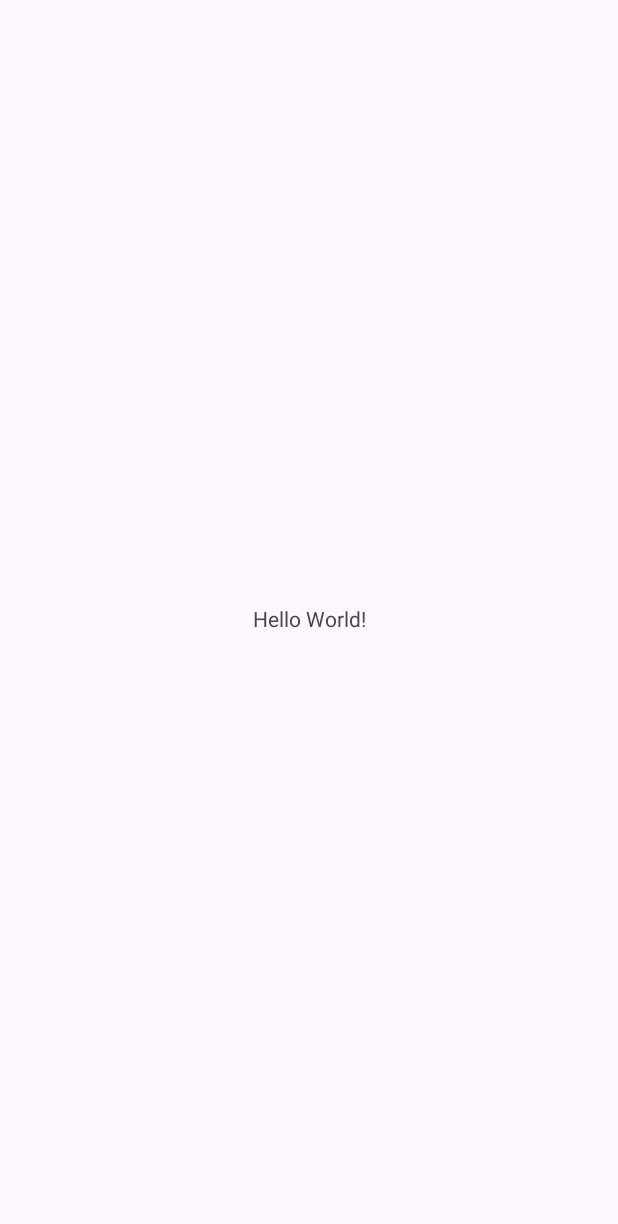
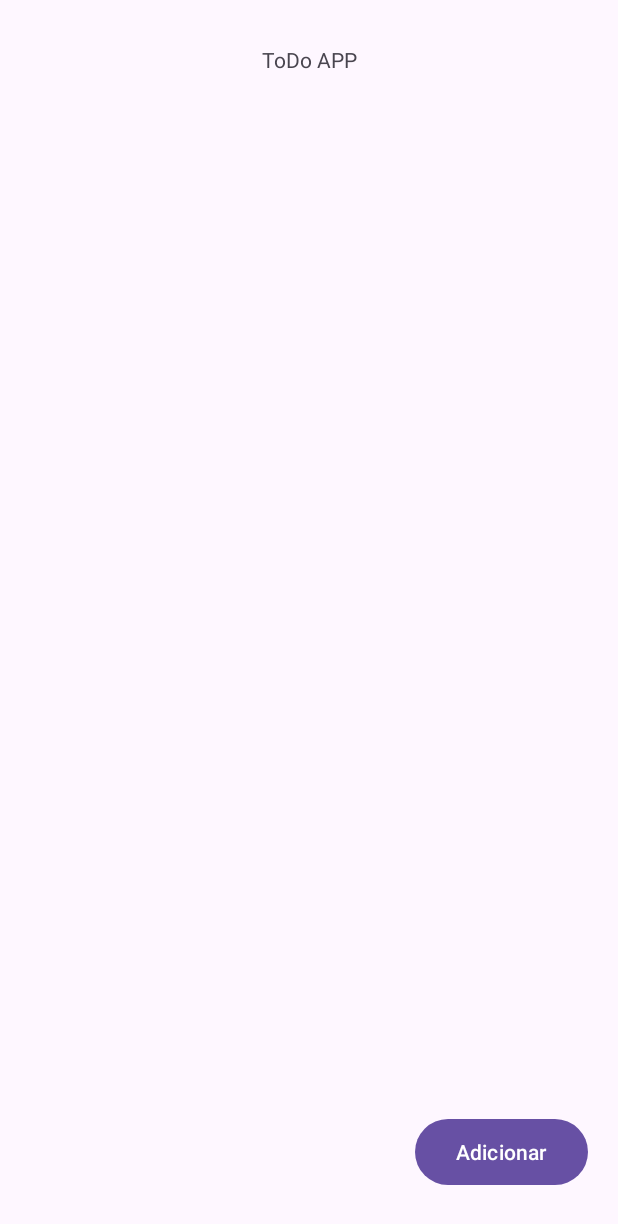
Before and after one commit to Danielbb21/ToDoApp, an Android app: the screen it shows after launch (MainActivity), on a phone screen of 412 x 824 dp. Before the commit the part shown is almost empty. Shown: the top 1224 px of the screen. Run offline under Robolectric (Android 15) with nearby library versions, the phone set to English and light mode, and no system bars.

Commit message:
tudo
rapai, tudo

Co-Authored-By: Danielbb21 <50447725+Danielbb21@users.noreply.github.com>

```diff
--- /dev/null
+++ b/app/src/main/java/com/example/todoapp/Activities/MainActivity.java
@@ -0,0 +1,63 @@
+package com.example.todoapp.Activities;
+
+import androidx.appcompat.app.AppCompatActivity;
+
+import android.content.Intent;
+import android.os.Bundle;
+import android.view.View;
+import android.widget.ArrayAdapter;
+import android.widget.Button;
+import android.widget.ListView;
+
+import com.example.todoapp.Adapters.TarefaAdapter;
+import com.example.todoapp.DAO.TarefaDAO;
+import com.example.todoapp.Models.Tarefas;
+import com.example.todoapp.R;
+
+import java.util.ArrayList;
+import java.util.List;
+
+public class MainActivity extends AppCompatActivity {
+
+    private Button btAdicionar;
+    private ListView listTarefas;
+
+    @Override
+    protected void onCreate(Bundle savedInstanceState) {
+        super.onCreate(savedInstanceState);
+        setContentView(R.layout.activity_main);
+
+
+        btAdicionar = findViewById(R.id.btAdicionar);
+        listTarefas = findViewById(R.id.listTarefas);
+
+        ListaTarefas();
+
+        btAdicionar.setOnClickListener(new View.OnClickListener() {
+            @Override
+            public void onClick(View v) {
+                Intent intent = new Intent(getApplicationContext(), CadastrarTarefas.class);
+                startActivity(intent);
+            }
+        });
+    }
+
+    @Override
+    protected void onResume() {
+        super.onResume();
+        ListaTarefas();
+    }
+
+    public void ListaTarefas(){
+
+        TarefaDAO dbTarefa = new TarefaDAO(getApplicationContext());
+        ArrayList<Tarefas> lista =  dbTarefa.listar();
+
+        if(lista == null){
+            lista =  new ArrayList<>();
+        }
+
+        ArrayAdapter<Tarefas> adaptador = new TarefaAdapter(getApplicationContext(), lista);
+        listTarefas.setAdapter(adaptador);
+    }
+}
--- /dev/null
+++ b/app/src/main/java/com/example/todoapp/Adapters/TarefaAdapter.java
@@ -0,0 +1,40 @@
+package com.example.todoapp.Adapters;
+
+import android.content.Context;
+import android.view.LayoutInflater;
+import android.view.View;
+import android.view.ViewGroup;
+import android.widget.ArrayAdapter;
+import android.widget.TextView;
+
+import androidx.annotation.NonNull;
+import androidx.annotation.Nullable;
+
+import com.example.todoapp.Models.Tarefas;
+import com.example.todoapp.R;
+
+import java.util.ArrayList;
+
+public class TarefaAdapter extends ArrayAdapter<Tarefas> {
+
+    public TarefaAdapter(Context context, ArrayList<Tarefas> tarefas) {
+        super(context, 0, tarefas);
+    }
+
+    @Override
+    public View getView(int position, @Nullable View convertView, @NonNull ViewGroup parent) {
+        if (convertView == null) {
+            convertView = LayoutInflater.from(getContext()).inflate(R.layout.tarefa_item_lista, parent, false);
+        }
+
+        Tarefas tarefa = getItem(position);
+
+        TextView titulo = (TextView) convertView.findViewById(R.id.TituloView);
+        TextView descricao = (TextView) convertView.findViewById(R.id.DescricaoView);
+
+        titulo.setText(tarefa.getTitulo());
+        descricao.setText(tarefa.getDescricao());
+
+        return convertView;
+    }
+}
--- /dev/null
+++ b/app/src/main/java/com/example/todoapp/DAO/ITarefaDAO.java
@@ -0,0 +1,13 @@
+package com.example.todoapp.DAO;
+
+import com.example.todoapp.Models.Tarefas;
+
+import java.util.List;
+
+public interface ITarefaDAO {
+
+    public boolean salvar (Tarefas tarefa);
+    public boolean atualizar (Tarefas tarefa);
+    public boolean deletar (Tarefas tarefa);
+    public List<Tarefas> listar();
+}
--- /dev/null
+++ b/app/src/main/java/com/example/todoapp/DAO/TarefaDAO.java
@@ -0,0 +1,111 @@
+package com.example.todoapp.DAO;
+
+import android.content.ContentValues;
+import android.content.Context;
+import android.database.Cursor;
+import android.database.sqlite.SQLiteDatabase;
+import android.util.Log;
+
+import com.example.todoapp.Helper.SQLiteDatabaseHelper;
+import com.example.todoapp.Models.Tarefas;
+
+import java.util.ArrayList;
+import java.util.List;
+
+public class TarefaDAO implements ITarefaDAO {
+
+    private SQLiteDatabase objWrite;
+    private SQLiteDatabase objRead;
+
+    public TarefaDAO(Context ctx) {
+        SQLiteDatabaseHelper db = new SQLiteDatabaseHelper(ctx);
+        objWrite = db.getWritableDatabase();
+        objRead = db.getReadableDatabase();
+    }
+
+    @Override
+    public boolean salvar(Tarefas tarefas) {
+        try {
+            ContentValues cv = new ContentValues();
+            cv.put("Titulo",tarefas.getTitulo().toString());
+            cv.put("Descricao",tarefas.getDescricao().toString());
+
+            objWrite.insert("tarefas", null,cv);
+
+            Log.i("INFO BD", "Dados Salvos com Sucesso");
+        } catch (Exception ex) {
+            Log.i("INFO BD", "Falha na gravação dos dados");
+            return false;
+        }
+        return true;
+    }
+
+    @Override
+    public boolean atualizar(Tarefas tarefas) {
+        try {
+
+            ContentValues cv = new ContentValues();
+            cv.put("Titulo",tarefas.getTitulo().toString());
+            cv.put("Descricao",tarefas.getDescricao().toString());
+
+
+            String[] args ={String.valueOf(tarefas.getId())};
+            objWrite.update("tarefas", cv, "id = ?",  args);
+
+            Log.i("INFO BD", "Dados Salvos com Sucesso");
+
+        } catch (Exception ex) {
+            Log.i("INFO BD", "Falha na gravação dos dados");
+            return false;
+        }
+        return true;
+    }
+
+
+    @Override
+    public boolean deletar(Tarefas tarefas) {
+
+        try {
+            objWrite.delete("tarefas", "id = " + tarefas.getId(), null);
+
+            Log.i("INFO BD", "Dados Deletados com Sucesso");
+        }catch (Exception ex) {
+            Log.i("INFO BD", "Falha oa deletar os dados " + ex.getMessage());
+            return false;
+        }
+        return true;
+    }
+    @Override
+    public ArrayList<Tarefas> listar() {
+
+        ArrayList<Tarefas> lista_tarefas = new ArrayList<>();
+
+        try {
+            String sql = "SELECT * FROM tarefas ";
+            Cursor cursor = objRead.rawQuery(sql, null);
+
+            int iid = cursor.getColumnIndexOrThrow("id");
+            int iTitulo = cursor.getColumnIndexOrThrow("Titulo");
+            int iDescricao = cursor.getColumnIndexOrThrow("Descricao");
+
+
+            cursor.moveToFirst();
+
+            do {
+                if (cursor.getCount() ==0) {break;}
+                Tarefas tarefa = new Tarefas();
+                tarefa.setId(Integer.valueOf(cursor.getString(iid)));
+                tarefa.setTitulo(cursor.getString(iTitulo));
+                tarefa.setDescricao(cursor.getString(iDescricao));
+                lista_tarefas.add(tarefa);
+
+            } while (cursor.moveToNext());
+
+            Log.i("INFO BD", "Sucesso na listagem dos dados");
+        } catch (Exception ex) {
+            Log.i("INFO BD", "Falha na listagem dos dados: " + ex.getMessage());
+            return null;
+        }
+        return lista_tarefas;
+    }
+}
--- /dev/null
+++ b/app/src/main/java/com/example/todoapp/Helper/SQLiteDatabaseHelper.java
@@ -0,0 +1,34 @@
+package com.example.todoapp.Helper;
+
+import android.content.Context;
+import android.database.sqlite.SQLiteDatabase;
+import android.database.sqlite.SQLiteOpenHelper;
+import android.util.Log;
+
+import androidx.annotation.Nullable;
+
+public class SQLiteDatabaseHelper extends SQLiteOpenHelper {
+
+    private static final String databaseName = "AV1";
+    private static final int version = 1;
+
+    public SQLiteDatabaseHelper(Context context) {
+        super(context, databaseName, null, version);
+    }
+
+    @Override
+    public void onCreate(SQLiteDatabase db) {
+        try{
+            db.execSQL("CREATE TABLE IF NOT EXISTS tarefas(" +
+                    "id INTEGER PRIMARY KEY AUTOINCREMENT, Titulo VARCHAR(255), Descricao VARCHAR(255) ) ");
+            Log.i("INFO: ", "Deu Bom");
+        }catch (Exception e){
+            Log.i("INFO: ", e.getMessage());
+        }
+    }
+
+    @Override
+    public void onUpgrade(SQLiteDatabase db, int oldVersion, int newVersion) {
+
+    }
+}
--- a/app/src/main/res/layout/activity_main.xml
+++ b/app/src/main/res/layout/activity_main.xml
@@ -2,17 +2,55 @@
 <androidx.constraintlayout.widget.ConstraintLayout xmlns:android="http://schemas.android.com/apk/res/android"
     xmlns:app="http://schemas.android.com/apk/res-auto"
     xmlns:tools="http://schemas.android.com/tools"
+    android:id="@+id/main"
     android:layout_width="match_parent"
     android:layout_height="match_parent"
-    tools:context=".MainActivity">
+    android:scrollIndicators="right"
+    android:scrollbars="vertical"
+    android:verticalScrollbarPosition="right"
+    tools:context=".Activities.MainActivity">
+
+    <ListView
+        android:id="@+id/listTarefas"
+        android:layout_width="0dp"
+        android:layout_height="0dp"
+        android:layout_marginStart="20dp"
+        android:layout_marginTop="15dp"
+        android:layout_marginEnd="20dp"
+        android:layout_marginBottom="15dp"
+        android:visibility="visible"
+        app:layout_constraintBottom_toTopOf="@+id/btAdicionar"
+        app:layout_constraintEnd_toEndOf="parent"
+        app:layout_constraintHorizontal_bias="0.5"
+        app:layout_constraintStart_toStartOf="parent"
+        app:layout_constraintTop_toBottomOf="@+id/textView" />
 
     <TextView
-        android:layout_width="wrap_content"
+        android:id="@+id/textView"
+        android:layout_width="63dp"
         android:layout_height="wrap_content"
-        android:text="Hello World!"
-        app:layout_constraintBottom_toBottomOf="parent"
+        android:layout_marginTop="30dp"
+        android:text="@string/app_name"
         app:layout_constraintEnd_toEndOf="parent"
+        app:layout_constraintHorizontal_bias="0.5"
         app:layout_constraintStart_toStartOf="parent"
         app:layout_constraintTop_toTopOf="parent" />
 
+    <Button
+        android:id="@+id/btAdicionar"
+        android:layout_width="115dp"
+        android:layout_height="52dp"
+        android:layout_marginEnd="20dp"
+        android:layout_marginBottom="30dp"
+        android:text="@string/btAdicionar"
+        app:layout_constraintBottom_toBottomOf="parent"
+        app:layout_constraintEnd_toEndOf="parent" />
+
+    <androidx.constraintlayout.widget.Guideline
+        android:id="@+id/guideline"
+        android:layout_width="wrap_content"
+        android:layout_height="wrap_content"
+        android:orientation="horizontal"
+        app:layout_constraintGuide_begin="20dp" />
+
 </androidx.constraintlayout.widget.ConstraintLayout>
--- a/app/src/main/res/values/strings.xml
+++ b/app/src/main/res/values/strings.xml
@@ -1,3 +1,6 @@
 <resources>
-    <string name="app_name">todoApp</string>
+    <string name="app_name">ToDo APP</string>
+    <string name="btAdicionar">Adicionar</string>
+    <string name="titulo">Título</string>
+    <string name="descricao">Descrição</string>
 </resources>
```
Also changed, not shown: app/src/main/AndroidManifest.xml (+8 -2 lines), app/src/main/java/com/example/todoapp/Activities/CadastrarTarefas.java (added, +50 -0 lines), app/src/main/java/com/example/todoapp/MainActivity.java (deleted, +0 -14 lines), app/src/main/java/com/example/todoapp/Models/Tarefas.java (added, +31 -0 lines), app/src/main/res/layout/activity_cadastrar_tarefas.xml (added, +75 -0 lines), app/src/main/res/layout/tarefa_item_lista.xml (added, +42 -0 lines).
